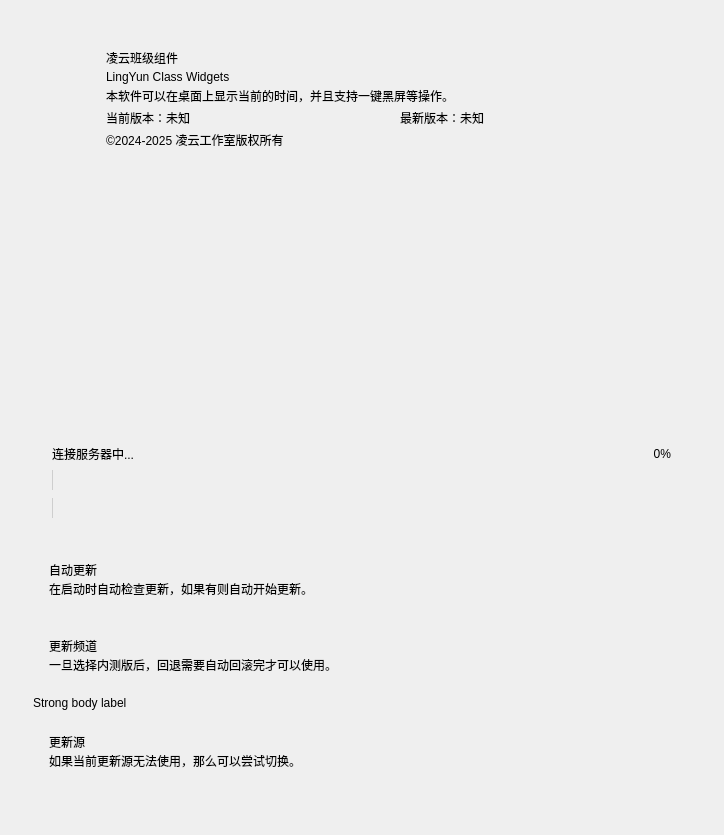
This is Resource/ui/set_info.ui in Yamikani-Flipped/LingYun-Class-Widgets as Qt 5 draws it before an edit. The edited form follows.
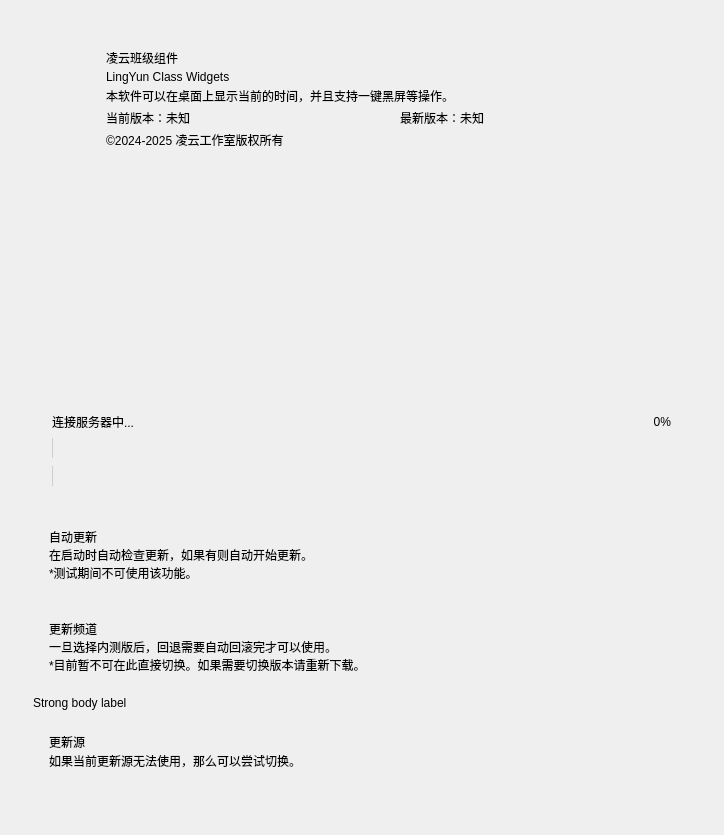
This is the edited form. Icons and pictures are not drawn. Custom widgets are drawn as their Qt base class.

Commit message: 1.6.6版本更新

Diff of the .ui file:
```diff
--- a/Resource/ui/set_info.ui
+++ b/Resource/ui/set_info.ui
@@ -470,7 +470,8 @@
                     <item>
                      <widget class="CaptionLabel" name="CaptionLabel">
                       <property name="text">
-                       <string>在启动时自动检查更新，如果有则自动开始更新。</string>
+                       <string>在启动时自动检查更新，如果有则自动开始更新。
+*测试期间不可使用该功能。</string>
                       </property>
                      </widget>
                     </item>
@@ -531,14 +532,19 @@
                     <item>
                      <widget class="CaptionLabel" name="CaptionLabel_2">
                       <property name="text">
-                       <string>一旦选择内测版后，回退需要自动回滚完才可以使用。</string>
+                       <string>一旦选择内测版后，回退需要自动回滚完才可以使用。
+*目前暂不可在此直接切换。如果需要切换版本请重新下载。</string>
                       </property>
                      </widget>
                     </item>
                    </layout>
                   </item>
                   <item>
-                   <widget class="ComboBox" name="update_channel_ComboBox"/>
+                   <widget class="ComboBox" name="update_channel_ComboBox">
+                    <property name="enabled">
+                     <bool>false</bool>
+                    </property>
+                   </widget>
                   </item>
                  </layout>
                 </widget>
```
Left out of the diff: 3 changed lines with no effect on the pictures. The commit also changes 16 other files.
